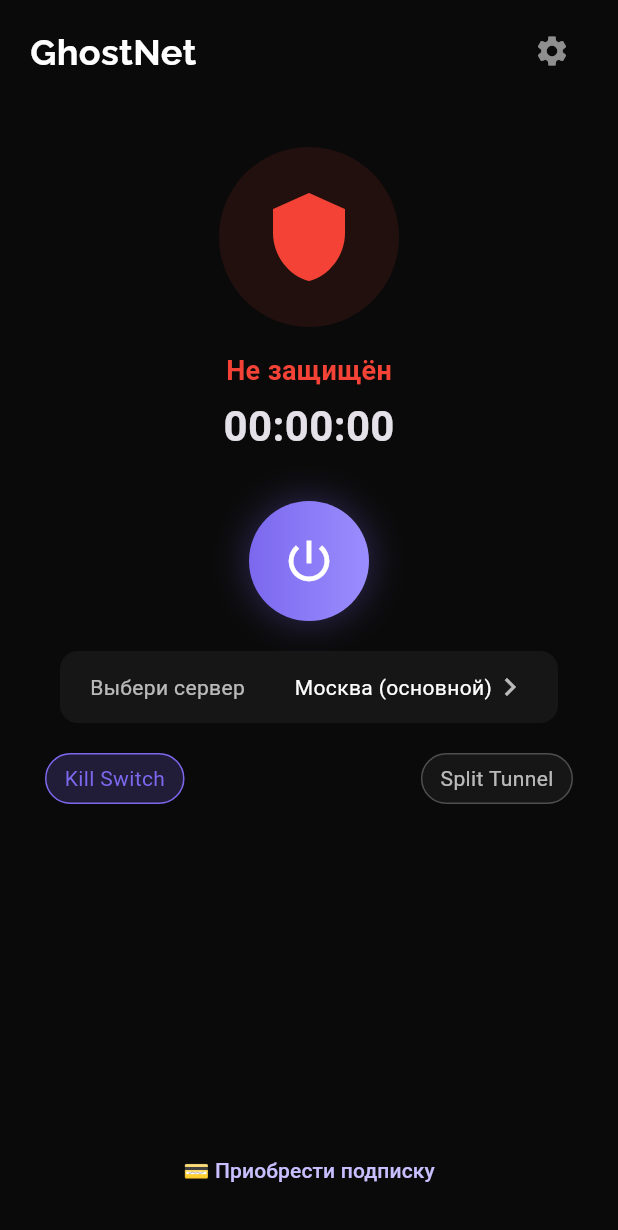
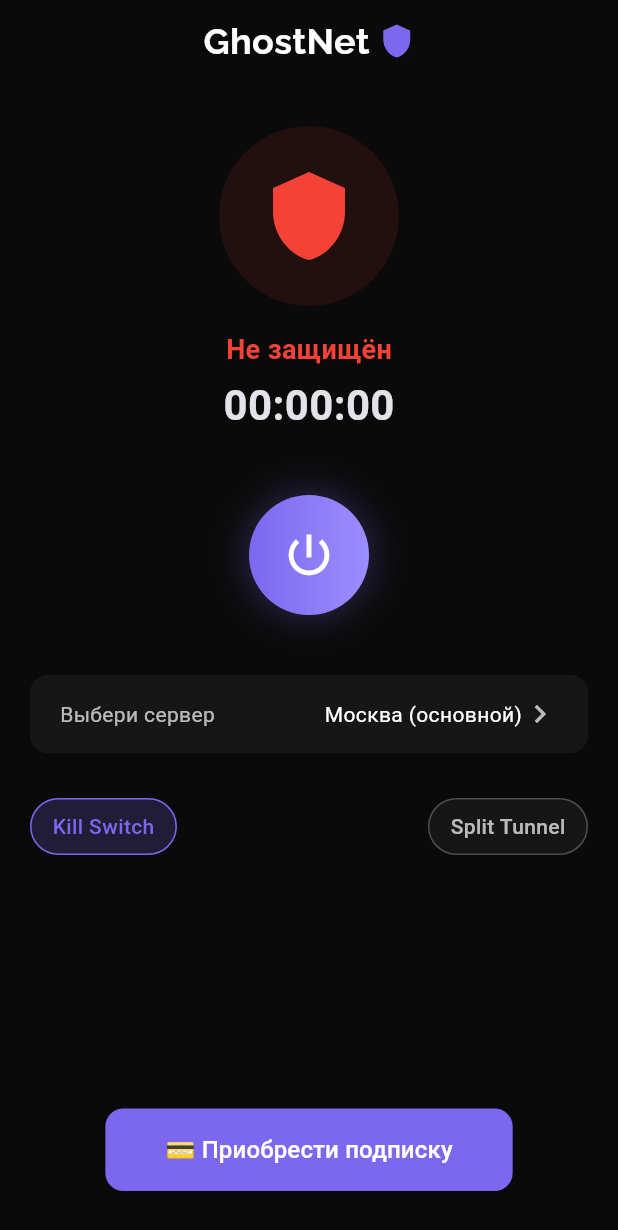
Before and after one commit to Vovchik48/GhostNet-VPN, a Flutter app: the screen it shows after launch, on a phone screen of 412 x 824 dp. Shown: the top 1230 px of the screen. Run offline on Flutter 3.47's test engine with Material 3 defaults, Android fonts, the phone set to English and light mode, and no system bars; our stand-ins replace google_fonts, webview_flutter.

Commit message:
Final version: beautiful UI, mock VPN, subscription screen

```diff
--- a/lib/main.dart
+++ b/lib/main.dart
@@ -67,12 +67,13 @@ class _HomeScreenState extends State<HomeScreen> with TickerProviderStateMixin {
 
     return Scaffold(
       body: SafeArea(
+        child: Padding(
+          padding: const EdgeInsets.symmetric(horizontal: 20),
           child: Column(
             children: [
-            Padding(
-              padding: const EdgeInsets.symmetric(horizontal: 20, vertical: 10),
-              child: Row(
-                mainAxisAlignment: MainAxisAlignment.spaceBetween,
+              const SizedBox(height: 10),
+              Row(
+                mainAxisAlignment: MainAxisAlignment.center,
                 children: [
                   Text(
                     'GhostNet',
@@ -82,17 +83,11 @@ class _HomeScreenState extends State<HomeScreen> with TickerProviderStateMixin {
                       color: Colors.white,
                     ),
                   ),
-                  IconButton(
-                    icon: const Icon(Icons.settings, color: Colors.white54),
-                    onPressed: () {},
-                  ),
+                  const SizedBox(width: 6),
+                  const Icon(Icons.shield, color: Color(0xFF7B68EE), size: 24),
                 ],
               ),
-            ),
-            Padding(
-              padding: const EdgeInsets.symmetric(vertical: 30),
-              child: Column(
-                children: [
+              const SizedBox(height: 40),
               ListenableBuilder(
                 listenable: _pulseController,
                 builder: (context, child) {
@@ -130,9 +125,7 @@ class _HomeScreenState extends State<HomeScreen> with TickerProviderStateMixin {
                 vpn.isConnected ? vpn.connectedTime : '00:00:00',
                 style: const TextStyle(fontSize: 28, fontWeight: FontWeight.bold),
               ),
-                ],
-              ),
-            ),
+              const SizedBox(height: 40),
               GestureDetector(
                 onTap: () async {
                   try {
@@ -142,9 +135,11 @@ class _HomeScreenState extends State<HomeScreen> with TickerProviderStateMixin {
                       await vpn.connect();
                     }
                   } catch (e) {
+                    if (mounted) {
                       ScaffoldMessenger.of(context).showSnackBar(
                         SnackBar(content: Text('Ошибка подключения: $e')),
                       );
+                    }
                   }
                 },
                 child: Container(
@@ -170,14 +165,13 @@ class _HomeScreenState extends State<HomeScreen> with TickerProviderStateMixin {
                   child: const Icon(Icons.power_settings_new, size: 36, color: Colors.white),
                 ),
               ),
-            const SizedBox(height: 20),
+              const SizedBox(height: 40),
               GestureDetector(
                 onTap: () {
                   Navigator.push(context, MaterialPageRoute(builder: (_) => const ServerListScreen()));
                 },
                 child: Container(
-                margin: const EdgeInsets.symmetric(horizontal: 40),
-                padding: const EdgeInsets.symmetric(horizontal: 20, vertical: 12),
+                  padding: const EdgeInsets.symmetric(horizontal: 20, vertical: 14),
                   decoration: BoxDecoration(
                     color: Colors.white.withOpacity(0.05),
                     borderRadius: BorderRadius.circular(12),
@@ -192,10 +186,8 @@ class _HomeScreenState extends State<HomeScreen> with TickerProviderStateMixin {
                   ),
                 ),
               ),
-            const SizedBox(height: 20),
-            Padding(
-              padding: const EdgeInsets.symmetric(horizontal: 30),
-              child: Row(
+              const SizedBox(height: 30),
+              Row(
                 mainAxisAlignment: MainAxisAlignment.spaceBetween,
                 children: [
                   _buildFeatureChip('Kill Switch', vpn.killSwitch, (val) {
@@ -206,18 +198,24 @@ class _HomeScreenState extends State<HomeScreen> with TickerProviderStateMixin {
                   }),
                 ],
               ),
-            ),
               const Spacer(),
               Padding(
-              padding: const EdgeInsets.only(bottom: 20),
-              child: TextButton(
+                padding: const EdgeInsets.only(bottom: 30),
+                child: ElevatedButton(
                   onPressed: () {
                     Navigator.push(context, MaterialPageRoute(builder: (_) => const SubscriptionScreen()));
                   },
-                child: const Text('💳 Приобрести подписку'),
+                  style: ElevatedButton.styleFrom(
+                    backgroundColor: const Color(0xFF7B68EE),
+                    foregroundColor: Colors.white,
+                    padding: const EdgeInsets.symmetric(horizontal: 40, vertical: 16),
+                    shape: RoundedRectangleBorder(borderRadius: BorderRadius.circular(12)),
+                  ),
+                  child: const Text('💳 Приобрести подписку', style: TextStyle(fontSize: 16)),
                 ),
               ),
             ],
+          ),
         ),
       ),
     );
@@ -227,13 +225,23 @@ class _HomeScreenState extends State<HomeScreen> with TickerProviderStateMixin {
     return GestureDetector(
       onTap: () => onChanged(!enabled),
       child: Container(
-        padding: const EdgeInsets.symmetric(horizontal: 12, vertical: 6),
+        padding: const EdgeInsets.symmetric(horizontal: 14, vertical: 8),
         decoration: BoxDecoration(
-          color: enabled ? const Color(0xFF7B68EE).withOpacity(0.2) : Colors.white.withOpacity(0.05),
+          color: enabled
+              ? const Color(0xFF7B68EE).withOpacity(0.2)
+              : Colors.white.withOpacity(0.05),
           borderRadius: BorderRadius.circular(20),
-          border: Border.all(color: enabled ? const Color(0xFF7B68EE) : Colors.white24),
+          border: Border.all(
+            color: enabled ? const Color(0xFF7B68EE) : Colors.white24,
           ),
-        child: Text(label, style: TextStyle(color: enabled ? const Color(0xFF7B68EE) : Colors.white70)),
+        ),
+        child: Text(
+          label,
+          style: TextStyle(
+            color: enabled ? const Color(0xFF7B68EE) : Colors.white70,
+            fontWeight: FontWeight.w500,
+          ),
+        ),
       ),
     );
   }
--- a/lib/server_list.dart
+++ b/lib/server_list.dart
@@ -6,7 +6,7 @@ class ServerListScreen extends StatelessWidget {
   const ServerListScreen({super.key});
 
   final List<Map<String, String>> servers = const [
-    {'name': '🇷🇺 Москва (основной)', 'config': 'vless://ВАШ_UUID@111.88.159.225:443?type=tcp&security=reality&flow=xtls-rprx-vision&pbk=ВАШ_PUBKEY&sid=ВАШ_SID&sni=ya.ru&fp=chrome#GhostNet'},
+    {'name': '🇷🇺 Москва (основной)', 'config': 'vless://ВАШ_UUID@111.88.159.225:443?...'},
     {'name': '🇷🇺 Москва (DNS)', 'config': 'vless://...замените на свой конфиг...'},
     {'name': '🇷🇺 Санкт-Петербург', 'config': 'vless://...замените на свой конфиг...'},
     {'name': '🇫🇮 Финляндия (WiFi)', 'config': 'vless://...замените на свой конфиг...'},
@@ -27,10 +27,12 @@ class ServerListScreen extends StatelessWidget {
             subtitle: configValid ? null : const Text('Конфиг не задан', style: TextStyle(color: Colors.redAccent)),
             trailing: vpn.currentServerName == server['name'] ? const Icon(Icons.check, color: Colors.green) : null,
             enabled: configValid,
-            onTap: configValid ? () {
-              vpn.setServer(server['name']!, server['config']!);
-              Navigator.pop(context);
-            } : null,
+            onTap: configValid
+                ? () {
+                    vpn.setServer(server['name']!, server['config']!);
+                    Navigator.pop(context);
+                  }
+                : null,
           );
         },
       ),
--- a/lib/subscription.dart
+++ b/lib/subscription.dart
@@ -14,10 +14,8 @@ class _SubscriptionScreenState extends State<SubscriptionScreen> {
 
   Future<void> buy() async {
     setState(() => _isLoading = true);
-    final result = await Navigator.push(context, MaterialPageRoute(builder: (_) => PaymentWebView(plan: selectedPlan)));
-    if (mounted) {
-      setState(() => _isLoading = false);
-    }
+    Navigator.push(context, MaterialPageRoute(builder: (_) => PaymentWebView(plan: selectedPlan)));
+    if (mounted) setState(() => _isLoading = false);
   }
 
   @override
--- a/lib/vpn_service.dart
+++ b/lib/vpn_service.dart
@@ -28,7 +28,6 @@ class VpnService extends ChangeNotifier {
 
   Future<void> connect() async {
     _timer?.cancel();
-    // TODO: заменить на реальный VPN вызов
     _isConnected = true;
     _seconds = 0;
     _timer = Timer.periodic(const Duration(seconds: 1), (timer) {
```
Also changed, not shown: 1 other file. Lines whose indentation alone changed are shown as unchanged.
